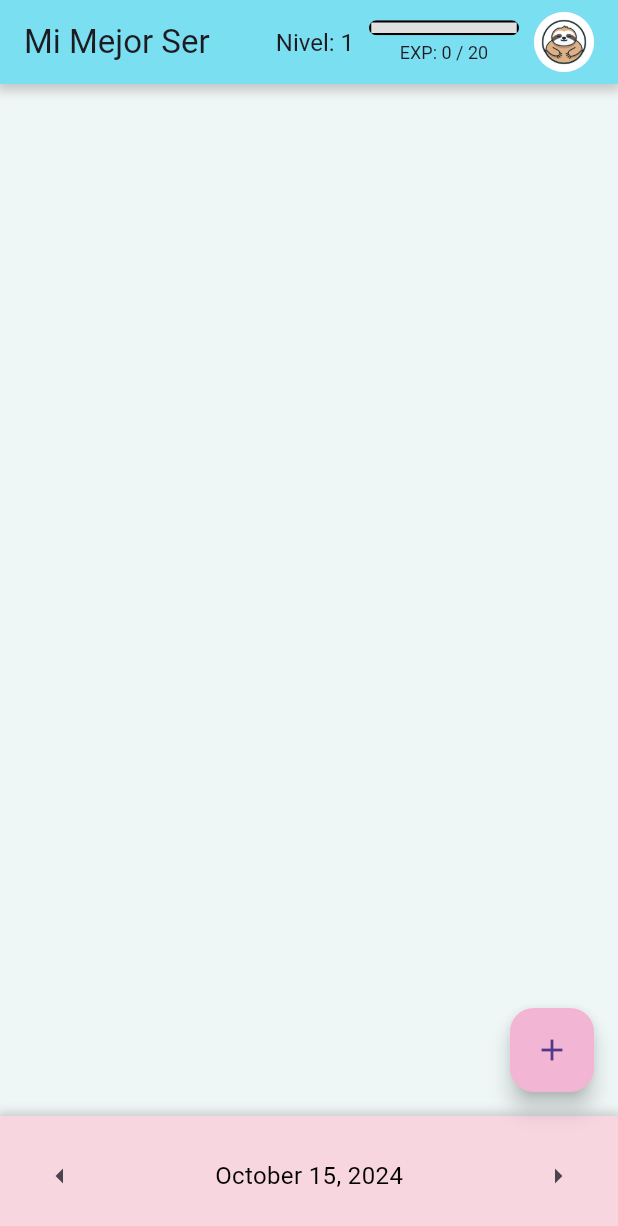
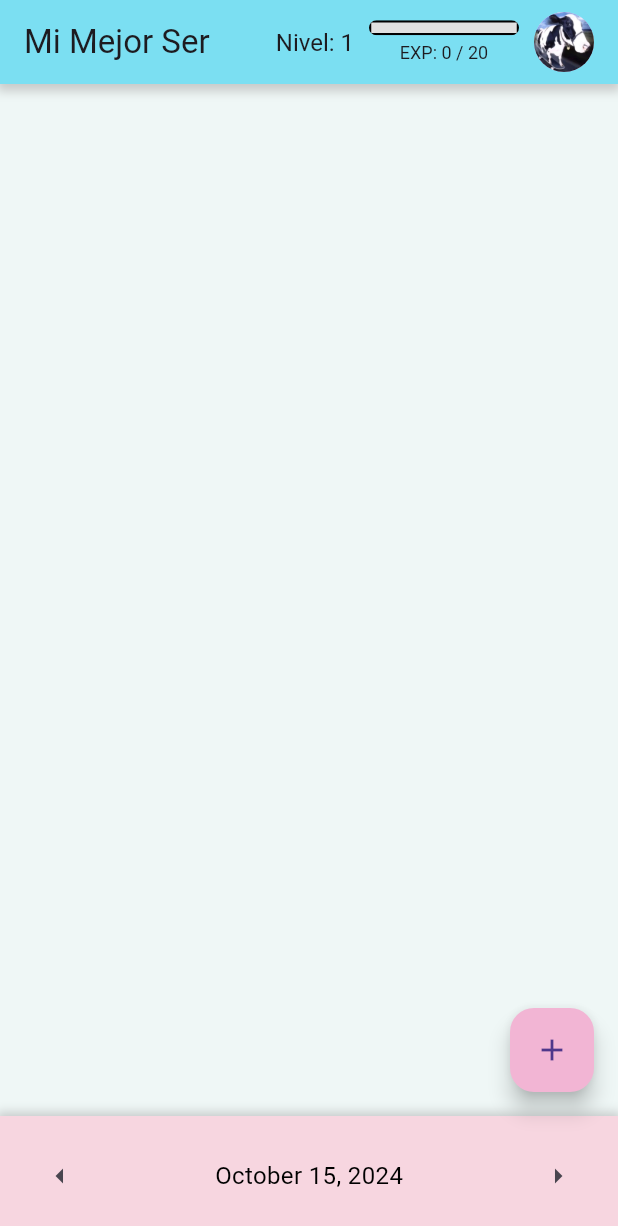
Before and after one commit to MateoGE01/mi-mejor-ser, a Flutter app: the screen it shows after launch, on a phone screen of 412 x 824 dp. Shown: the top 1226 px of the screen. Run offline on Flutter 3.47's test engine with Material 3 defaults, Android fonts, the phone set to English and light mode, and no system bars; our stand-ins replace flutter_slidable, get.

Commit message:
Refactorizar controladores y agregar imágenes de avatar

```diff
--- a/lib/presentation/controllers/completed_habits.dart
+++ b/lib/presentation/controllers/completed_habits.dart
@@ -2,13 +2,15 @@
 import 'package:get/get.dart';
 
 class CompletedHabitsController extends GetxController {
-  final _completedHabitsTotal = 0.obs; // Variable stores the total of completed habits
+  final _completedHabitsTotal =
+      0.obs; // Variable stores the total of completed habits
   int get completedHabitsTotal => _completedHabitsTotal.value;
 
   final _experienceGained = 0.obs; // Variable stores the experience gained
   int get experienceGained => _experienceGained.value;
 
-  final _limitExperience = 20.obs; // Variable stores the limit of experience to level up
+  final _limitExperience =
+      20.obs; // Variable stores the limit of experience to level up
   int get limitExperience => _limitExperience.value;
 
   final _level = 1.obs; // Variable stores the level of the user
@@ -39,4 +41,18 @@ class CompletedHabitsController extends GetxController {
     }
     return _level.value;
   }
+
+  String avatarImage() {
+    if (_completedHabitsTotal.value > 5 && _completedHabitsTotal.value <= 10) {
+      return 'lib/presentation/assets/images/sloth-icon.png';
+    } else if (_completedHabitsTotal.value > 10 &&
+        _completedHabitsTotal.value <= 15) {
+      return 'lib/presentation/assets/images/Raven.png';
+    } else if (_completedHabitsTotal.value > 15 &&
+        _completedHabitsTotal.value <= 20) {
+      return 'lib/presentation/assets/images/Gryffindor.png';
+    } else {
+      return 'lib/presentation/assets/images/vacaPatineta.jpg';
+    }
+  }
 }
--- a/lib/presentation/controllers/list_habits.dart
+++ b/lib/presentation/controllers/list_habits.dart
@@ -51,6 +51,7 @@ class HabitsController extends GetxController {
 
   // Mapa para almacenar hábitos por fecha
   final _habitsByDate = <String, List<Map<String, dynamic>>>{}.obs;
+  Map<String, List<Map<String, dynamic>>> get habitsByDate => _habitsByDate;
 
   List<Map<String, dynamic>> get predefinedHabits => _predefinedHabits;
 
--- a/lib/presentation/pages/habit_page.dart
+++ b/lib/presentation/pages/habit_page.dart
@@ -126,6 +126,15 @@ class _HabitPageState extends State<HabitPage> {
     });
   }
 
+  // Delete a habit
+  void deleteHabit(int index) {
+    setState(() {
+      final currentDateHabits =
+          habitsController.habitsByDate[getFormattedDate()]!;
+      currentDateHabits.removeAt(index);
+    });
+  }
+
   // Build the widget, this is basically the habits page
   @override
   Widget build(BuildContext context) {
@@ -134,7 +143,8 @@ class _HabitPageState extends State<HabitPage> {
         preferredSize: Size.fromHeight(kToolbarHeight),
         child: Container(
           decoration: BoxDecoration(
-            color: const Color.fromRGBO(123, 223, 242, 1), // Color pastel para el AppBar
+            color: const Color.fromRGBO(
+                123, 223, 242, 1), // Color pastel para el AppBar
             boxShadow: [
               BoxShadow(
                 color: Colors.grey.withOpacity(0.5),
@@ -161,10 +171,11 @@ class _HabitPageState extends State<HabitPage> {
                       const SizedBox(width: 10),
                       ExperienceProgressBar(),
                       const SizedBox(width: 10),
-                      const CircleAvatar(
+                      CircleAvatar(
                         radius: 20,
                         backgroundImage: AssetImage(
-                            'lib/presentation/assets/images/sloth-icon.png'), // Ruta de la imagen del avatar
+                          completedHabitsController.avatarImage(),
+                        ), // Ruta de la imagen del avatar
                       ),
                     ],
                   );
@@ -176,13 +187,16 @@ class _HabitPageState extends State<HabitPage> {
       ),
       floatingActionButton: FloatingActionButton(
         onPressed: createHabit,
-        backgroundColor: const Color.fromRGBO(242, 181, 212, 1), // Color del botón
+        backgroundColor:
+            const Color.fromRGBO(242, 181, 212, 1), // Color del botón
         child: Icon(Icons.add),
       ),
       body: Container(
-        color: const Color.fromRGBO(239, 247, 246, 1), // Color de fondo del body
+        color:
+            const Color.fromRGBO(239, 247, 246, 1), // Color de fondo del body
         child: ListView.builder(
-          itemCount: habitsController.getHabitsForDate(getFormattedDate()).length,
+          itemCount:
+              habitsController.getHabitsForDate(getFormattedDate()).length,
           itemBuilder: (context, index) {
             final habit =
                 habitsController.getHabitsForDate(getFormattedDate())[index];
@@ -192,6 +206,7 @@ class _HabitPageState extends State<HabitPage> {
               timesPerDay: habit['timesPerDay'],
               currentCount: habit['currentCount'],
               onChanged: (value) => checkBoxTap(value, index),
+              onDelete: (context) => deleteHabit(index),
             );
           },
         ),
@@ -199,7 +214,8 @@ class _HabitPageState extends State<HabitPage> {
       bottomNavigationBar: Container(
         padding: const EdgeInsets.all(16.0),
         decoration: BoxDecoration(
-          color: const Color.fromRGBO(247, 214, 224, 1), // Color de fondo del bottomNavigationBar
+          color: const Color.fromRGBO(
+              247, 214, 224, 1), // Color de fondo del bottomNavigationBar
           boxShadow: [
             BoxShadow(
               color: Colors.grey.withOpacity(0.5),
--- a/pubspec.yaml
+++ b/pubspec.yaml
@@ -36,6 +36,7 @@ dependencies:
   # Use with the CupertinoIcons class for iOS style icons.
   cupertino_icons: ^1.0.6
   get: ^4.6.6
+  flutter_slidable: ^3.1.1
 
 dev_dependencies:
   flutter_test:
@@ -62,6 +63,10 @@ flutter:
   # To add assets to your application, add an assets section, like this:
   assets:
     - lib/presentation/assets/images/sloth-icon.png
+    - lib/presentation/assets/images/Gryffindor.png
+    - lib/presentation/assets/images/Raven.png
+    - lib/presentation/assets/images/Slytherin.png
+    - lib/presentation/assets/images/vacaPatineta.jpg
 
 
   # An image asset can refer to one or more resolution-specific "variants", see
```
Also changed, not shown: lib/presentation/widgets/habit.dart (+30 -8 lines), lib/presentation/assets/images/Gryffindor.png (added), lib/presentation/assets/images/Raven.png (added), lib/presentation/assets/images/Slytherin.png (added), lib/presentation/assets/images/vacaPatineta.jpg (added), pubspec.lock.
